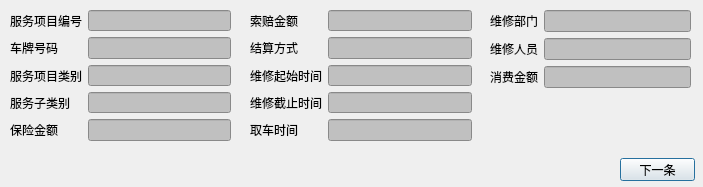
Old version of the form ParkCustomerInfo/qdlgsvcqueryinfo.ui in the repository Anne081031/ParkSolution.
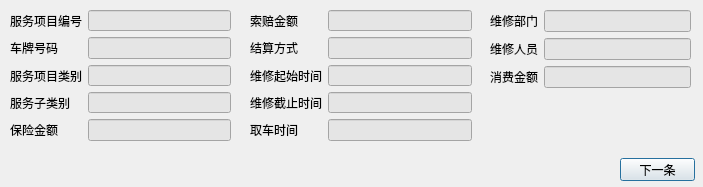
New version of the form.

The edit to the form file:
```diff
--- a/ParkCustomerInfo/qdlgsvcqueryinfo.ui
+++ b/ParkCustomerInfo/qdlgsvcqueryinfo.ui
@@ -73,7 +73,7 @@
     <item row="0" column="1">
      <widget class="QLineEdit" name="edtServiceID">
       <property name="styleSheet">
-       <string notr="true">background-color: rgb(192, 192, 192);</string>
+       <string notr="true">background-color: rgb(229, 229, 229);</string>
       </property>
       <property name="readOnly">
        <bool>true</bool>
@@ -83,7 +83,7 @@
     <item row="1" column="1">
      <widget class="QLineEdit" name="edtPlateID">
       <property name="styleSheet">
-       <string notr="true">background-color: rgb(192, 192, 192);</string>
+       <string notr="true">background-color: rgb(229, 229, 229);</string>
       </property>
       <property name="readOnly">
        <bool>true</bool>
@@ -93,7 +93,7 @@
     <item row="4" column="1">
      <widget class="QLineEdit" name="edtInsuranceAmount">
       <property name="styleSheet">
-       <string notr="true">background-color: rgb(192, 192, 192);</string>
+       <string notr="true">background-color: rgb(229, 229, 229);</string>
       </property>
       <property name="readOnly">
        <bool>true</bool>
@@ -103,7 +103,7 @@
     <item row="2" column="1">
      <widget class="QLineEdit" name="edtCategory">
       <property name="styleSheet">
-       <string notr="true">background-color: rgb(192, 192, 192);</string>
+       <string notr="true">background-color: rgb(229, 229, 229);</string>
       </property>
       <property name="readOnly">
        <bool>true</bool>
@@ -113,7 +113,7 @@
     <item row="3" column="1">
      <widget class="QLineEdit" name="edtSubCategory">
       <property name="styleSheet">
-       <string notr="true">background-color: rgb(192, 192, 192);</string>
+       <string notr="true">background-color: rgb(229, 229, 229);</string>
       </property>
       <property name="readOnly">
        <bool>true</bool>
@@ -156,7 +156,7 @@
     <item row="2" column="1">
      <widget class="QLineEdit" name="edtServiceConsumptionAmount">
       <property name="styleSheet">
-       <string notr="true">background-color: rgb(192, 192, 192);</string>
+       <string notr="true">background-color: rgb(229, 229, 229);</string>
       </property>
       <property name="readOnly">
        <bool>true</bool>
@@ -166,7 +166,7 @@
     <item row="0" column="1">
      <widget class="QLineEdit" name="edtServiceDepartment">
       <property name="styleSheet">
-       <string notr="true">background-color: rgb(192, 192, 192);</string>
+       <string notr="true">background-color: rgb(229, 229, 229);</string>
       </property>
       <property name="readOnly">
        <bool>true</bool>
@@ -176,7 +176,7 @@
     <item row="1" column="1">
      <widget class="QLineEdit" name="edtMaintanceman">
       <property name="styleSheet">
-       <string notr="true">background-color: rgb(192, 192, 192);</string>
+       <string notr="true">background-color: rgb(229, 229, 229);</string>
       </property>
       <property name="readOnly">
        <bool>true</bool>
@@ -208,7 +208,7 @@
     <item row="0" column="1">
      <widget class="QLineEdit" name="edtClaimAmount">
       <property name="styleSheet">
-       <string notr="true">background-color: rgb(192, 192, 192);</string>
+       <string notr="true">background-color: rgb(229, 229, 229);</string>
       </property>
       <property name="readOnly">
        <bool>true</bool>
@@ -246,7 +246,7 @@
     <item row="1" column="1">
      <widget class="QLineEdit" name="edtSettlementStyle">
       <property name="styleSheet">
-       <string notr="true">background-color: rgb(192, 192, 192);</string>
+       <string notr="true">background-color: rgb(229, 229, 229);</string>
       </property>
       <property name="readOnly">
        <bool>true</bool>
@@ -256,7 +256,7 @@
     <item row="2" column="1">
      <widget class="QLineEdit" name="edtMaintanceStartTime">
       <property name="styleSheet">
-       <string notr="true">background-color: rgb(192, 192, 192);</string>
+       <string notr="true">background-color: rgb(229, 229, 229);</string>
       </property>
       <property name="readOnly">
        <bool>true</bool>
@@ -266,7 +266,7 @@
     <item row="3" column="1">
      <widget class="QLineEdit" name="edtMaintanceEndTime">
       <property name="styleSheet">
-       <string notr="true">background-color: rgb(192, 192, 192);</string>
+       <string notr="true">background-color: rgb(229, 229, 229);</string>
       </property>
       <property name="readOnly">
        <bool>true</bool>
@@ -276,7 +276,7 @@
     <item row="4" column="1">
      <widget class="QLineEdit" name="edtPickupTime">
       <property name="styleSheet">
-       <string notr="true">background-color: rgb(192, 192, 192);</string>
+       <string notr="true">background-color: rgb(229, 229, 229);</string>
       </property>
       <property name="readOnly">
        <bool>true</bool>
```
